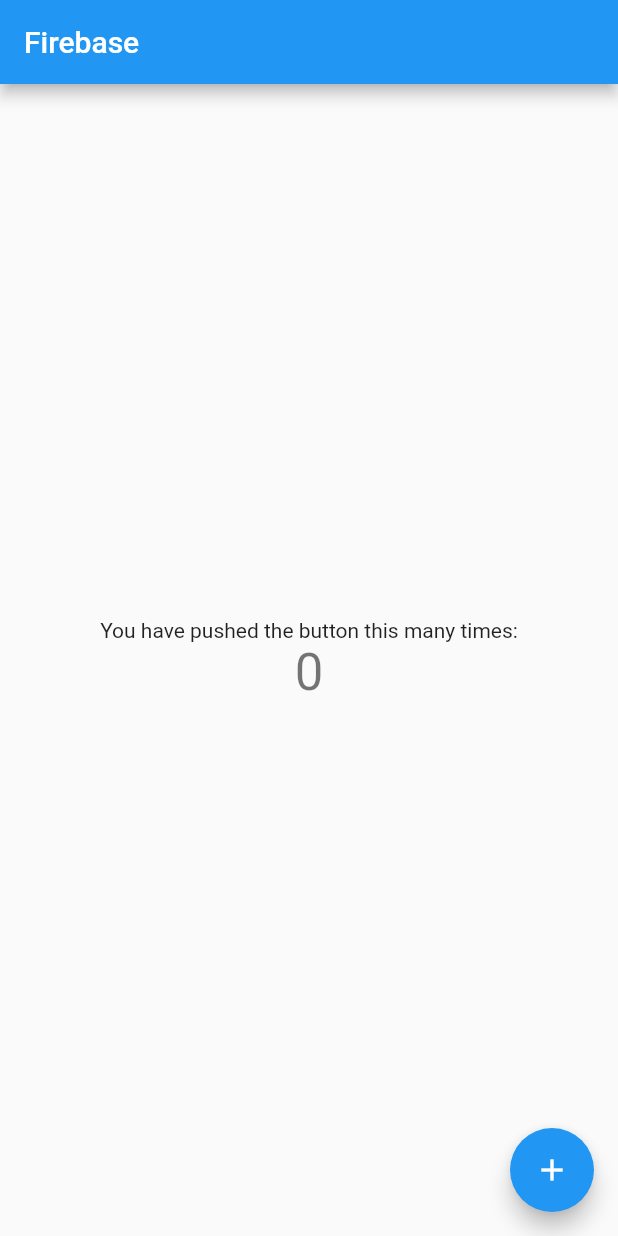
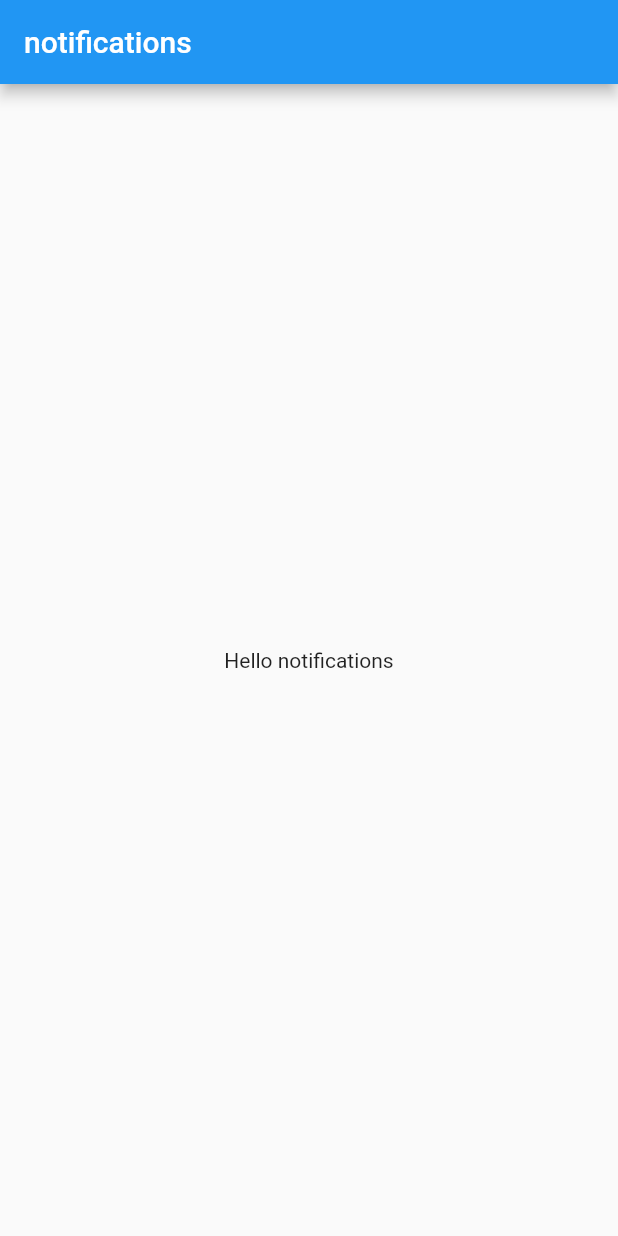
Before and after one commit to alialtalai/notifications, a Flutter app: the screen it shows after launch, on a phone screen of 412 x 824 dp. Run offline on Flutter 3.47's test engine with Material 2 defaults, Android fonts, the phone set to English and light mode, and no system bars; our stand-ins replace firebase_core, firebase_messaging, firebase_remote_config, flutter_local_notifications; missing offline and left inert: huawei_push; accounts and stored records are empty; statements that could not run were skipped.

Commit message:
Re-create flavor with flavorizr, huawei fixed , local notification on runtime still

```diff
--- a/lib/app.dart
+++ b/lib/app.dart
@@ -1,112 +1,41 @@
+import 'package:flutter/foundation.dart';
 import 'package:flutter/material.dart';
 
-class MyApp extends StatelessWidget {
-  String flavor='';
-   MyApp({super.key,required this.flavor});
+import 'flavors.dart';
+import 'pages/my_home_page.dart';
 
-  // This widget is the root of your application.
+class App extends StatelessWidget {
   @override
   Widget build(BuildContext context) {
     return MaterialApp(
-      title: 'Flutter Demo',
+      title: F.title,
       theme: ThemeData(
-        // This is the theme of your application.
-        //
-        // Try running your application with "flutter run". You'll see the
-        // application has a blue toolbar. Then, without quitting the app, try
-        // changing the primarySwatch below to Colors.green and then invoke
-        // "hot reload" (press "r" in the console where you ran "flutter run",
-        // or simply save your changes to "hot reload" in a Flutter IDE).
-        // Notice that the counter didn't reset back to zero; the application
-        // is not restarted.
         primarySwatch: Colors.blue,
       ),
-      home:  MyHomePage(title:flavor),
+      home: _flavorBanner(
+        child: MyHomePage(),
+        show: kDebugMode,
+      ),
     );
   }
+
+  Widget _flavorBanner({
+    required Widget child,
+    bool show = true,
+  }) =>
+      show
+          ? Banner(
+        child: child,
+        location: BannerLocation.topStart,
+        message: F.name,
+        color: Colors.green.withOpacity(0.6),
+        textStyle: TextStyle(
+            fontWeight: FontWeight.w700,
+            fontSize: 12.0,
+            letterSpacing: 1.0),
+        textDirection: TextDirection.ltr,
+      )
+          : Container(
+        child: child,
+      );
 }
-
-class MyHomePage extends StatefulWidget {
-  const MyHomePage({super.key, required this.title});
-
-  // This widget is the home page of your application. It is stateful, meaning
-  // that it has a State object (defined below) that contains fields that affect
-  // how it looks.
-
-  // This class is the configuration for the state. It holds the values (in this
-  // case the title) provided by the parent (in this case the App widget) and
-  // used by the build method of the State. Fields in a Widget subclass are
-  // always marked "final".
-
-  final String title;
-
-  @override
-  State<MyHomePage> createState() => _MyHomePageState();
-}
-
-class _MyHomePageState extends State<MyHomePage> {
-  int _counter = 0;
-
-  void _incrementCounter() {
-    setState(() {
-      // This call to setState tells the Flutter framework that something has
-      // changed in this State, which causes it to rerun the build method below
-      // so that the display can reflect the updated values. If we changed
-      // _counter without calling setState(), then the build method would not be
-      // called again, and so nothing would appear to happen.
-      _counter++;
-    });
-  }
-
-  @override
-  Widget build(BuildContext context) {
-    // This method is rerun every time setState is called, for instance as done
-    // by the _incrementCounter method above.
-    //
-    // The Flutter framework has been optimized to make rerunning build methods
-    // fast, so that you can just rebuild anything that needs updating rather
-    // than having to individually change instances of widgets.
-    return Scaffold(
-      appBar: AppBar(
-        // Here we take the value from the MyHomePage object that was created by
-        // the App.build method, and use it to set our appbar title.
-        title: Text(widget.title),
-      ),
-      body: Center(
-        // Center is a layout widget. It takes a single child and positions it
-        // in the middle of the parent.
-        child: Column(
-          // Column is also a layout widget. It takes a list of children and
-          // arranges them vertically. By default, it sizes itself to fit its
-          // children horizontally, and tries to be as tall as its parent.
-          //
-          // Invoke "debug painting" (press "p" in the console, choose the
-          // "Toggle Debug Paint" action from the Flutter Inspector in Android
-          // Studio, or the "Toggle Debug Paint" command in Visual Studio Code)
-          // to see the wireframe for each widget.
-          //
-          // Column has various properties to control how it sizes itself and
-          // how it positions its children. Here we use mainAxisAlignment to
-          // center the children vertically; the main axis here is the vertical
-          // axis because Columns are vertical (the cross axis would be
-          // horizontal).
-          mainAxisAlignment: MainAxisAlignment.center,
-          children: <Widget>[
-            const Text(
-              'You have pushed the button this many times:',
-            ),
-            Text(
-              '$_counter',
-              style: Theme.of(context).textTheme.headline4,
-            ),
-          ],
-        ),
-      ),
-      floatingActionButton: FloatingActionButton(
-        onPressed: _incrementCounter,
-        tooltip: 'Increment',
-        child: const Icon(Icons.add),
-      ), // This trailing comma makes auto-formatting nicer for build methods.
-    );
-  }
-}
--- /dev/null
+++ b/lib/flavors.dart
@@ -0,0 +1,22 @@
+enum Flavor {
+  FIREBASE,
+  HUAWEI,
+}
+
+class F {
+  static Flavor? appFlavor;
+
+  static String get name => appFlavor?.name ?? '';
+
+  static String get title {
+    switch (appFlavor) {
+      case Flavor.FIREBASE:
+        return 'notifications';
+      case Flavor.HUAWEI:
+        return 'notifications';
+      default:
+        return 'title';
+    }
+  }
+
+}
--- a/lib/main_firebase.dart
+++ b/lib/main_firebase.dart
@@ -1,7 +1,8 @@
+import 'package:flutter/material.dart';
+import 'app.dart';
+import 'flavors.dart';
 import 'package:firebase_messaging/firebase_messaging.dart';
-import 'package:flutter/material.dart';
 import 'package:firebase_core/firebase_core.dart';
-import 'package:notifications/app.dart';
 import 'package:notifications/notifications/local_notification/LocalNotification.dart';
 import 'package:notifications/notifications/remote_config/RemoteConfigs.dart';
 
@@ -18,7 +19,8 @@ Future<void> main() async {
   CloudMessaging.initialize();
   LocalNotification.initialize();
   FirebaseMessaging.onBackgroundMessage(_firebaseMessagingBackgroundHandler);
-  runApp(MyApp(flavor: 'Firebase',));
+  F.appFlavor = Flavor.FIREBASE;
+  runApp(App());
 }
 
 Future<void> _firebaseMessagingBackgroundHandler(RemoteMessage message) async {
--- a/lib/main_huawei.dart
+++ b/lib/main_huawei.dart
@@ -1,11 +1,15 @@
 import 'package:flutter/material.dart';
+import 'app.dart';
+import 'flavors.dart';
+
+
 import 'package:notifications/notifications/huawei_notification/HuaweiNotification.dart';
 
-import 'app.dart';
 
 void main() {
   WidgetsFlutterBinding.ensureInitialized();
 
   HuaweiNotificaions.initialize();
-  runApp( MyApp(flavor: 'Huawei',));
+  F.appFlavor = Flavor.HUAWEI;
+  runApp(App());
 }
--- a/lib/notifications/local_notification/LocalNotification.dart
+++ b/lib/notifications/local_notification/LocalNotification.dart
@@ -55,7 +55,10 @@ class LocalNotification{
 
   Future<void> showLocalNotification({required int id, required String? title, required String? body}) async {
     // final platformChannelSpecifics = await _notificationDetails(); //==> pass it as a parameter to below line if you uncomment code above
-    await flutterLocalNotificationsPlugin.show(id, title, body,const NotificationDetails());
+    await flutterLocalNotificationsPlugin.show(id, title, body,const NotificationDetails()).onError((error, stackTrace){
+
+      print('local notification error $error');
+    });
   }
 
 }
--- /dev/null
+++ b/lib/pages/my_home_page.dart
@@ -0,0 +1,18 @@
+import 'package:flutter/material.dart';
+import '../flavors.dart';
+
+class MyHomePage extends StatelessWidget {
+  @override
+  Widget build(BuildContext context) {
+    return Scaffold(
+      appBar: AppBar(
+        title: Text(F.title),
+      ),
+      body: Center(
+        child: Text(
+          'Hello ${F.title}',
+        ),
+      ),
+    );
+  }
+}
```
Also changed, not shown: pubspec.yaml (+41 -0 lines), lib/notifications/remote_config/RemoteConfigs.dart (line endings or trailing spaces), pubspec.lock, 68 other files.
